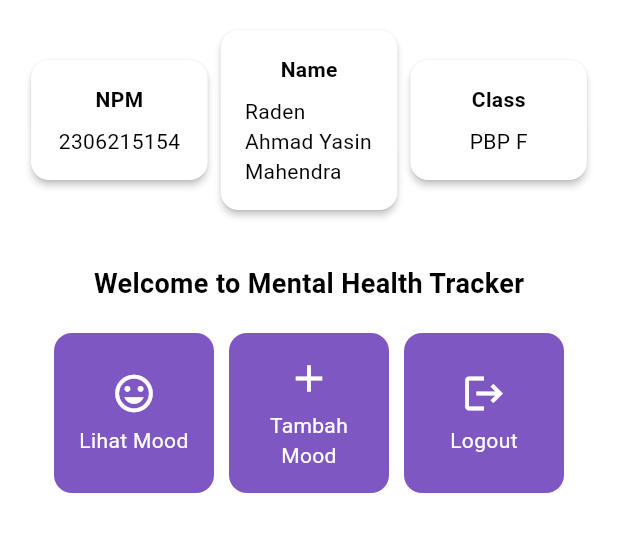
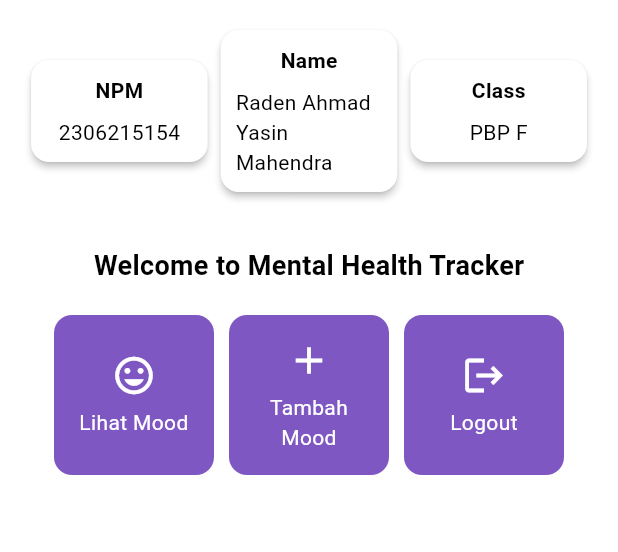
Before and after one commit to RaAhYaMa/mental-health-tracker-mobile, a Flutter app: the screen it shows after launch, on a phone screen of 412 x 824 dp, the part 84-636 px from its top. Run offline on Flutter 3.47's test engine with Material 3 defaults, Android fonts, the phone set to English and light mode, and no system bars.

Commit message:
tutorial 7 selesai

```diff
--- a/lib/screens/menu.dart
+++ b/lib/screens/menu.dart
@@ -114,7 +114,7 @@ class InfoCard extends StatelessWidget {
         // Mengatur ukuran dan jarak di dalam kartu.
         width: MediaQuery.of(context).size.width /
             3.5, // menyesuaikan dengan lebar device yang digunakan.
-        padding: const EdgeInsets.all(16.0),
+        padding: const EdgeInsets.all(10.0),
         // Menyusun title dan content secara vertikal.
         child: Column(
           children: [
```
